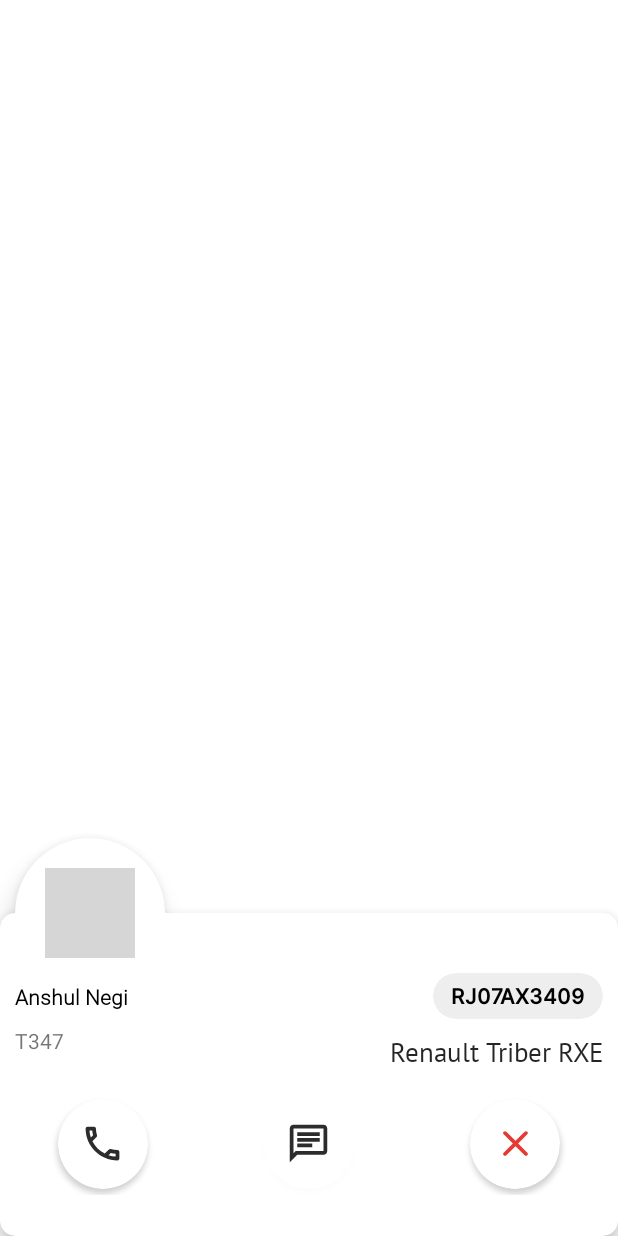
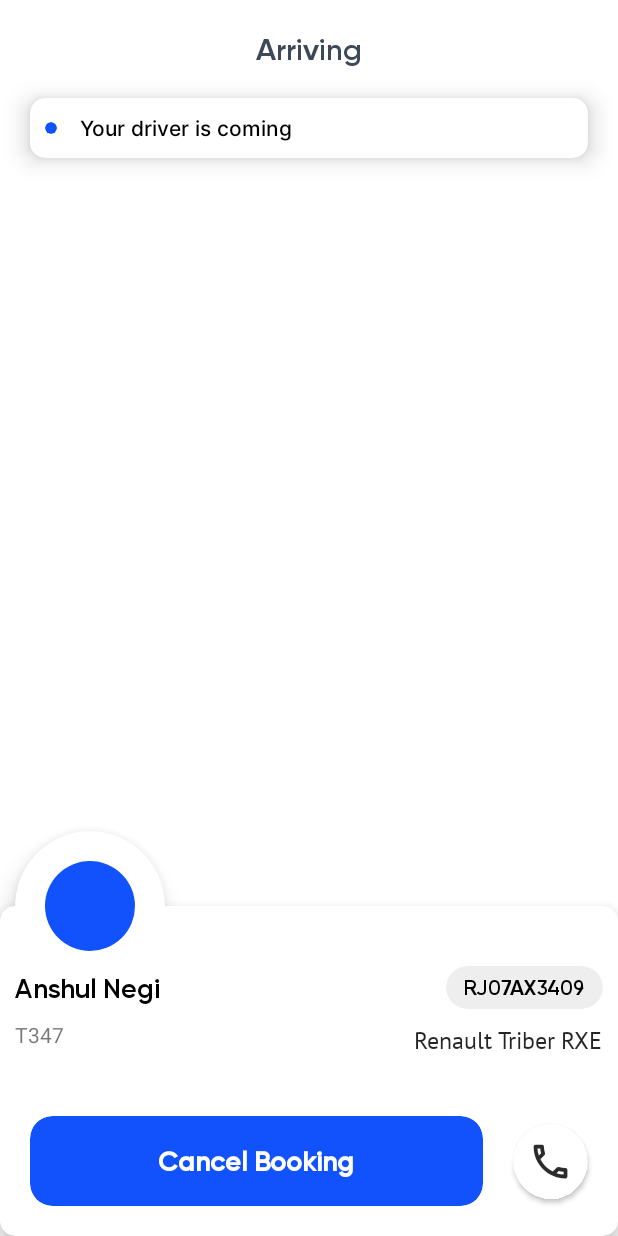
Before and after one commit to Anshul1310/CustomerTaxiApp, an Android app: the BookingStatus screen opened directly, with no data from a screen before it, on a phone screen of 412 x 824 dp. Run offline under Robolectric (Android 15) with nearby library versions, the phone set to English and light mode, and no system bars; our stand-ins replace CircleImageView, Firebase (no records; nobody signed in at launch, a user with empty details on screens opened directly); grey boxes are pictures that could not be loaded.

Commit message:
Todays Work Done

```diff
--- a/app/src/main/AndroidManifest.xml
+++ b/app/src/main/AndroidManifest.xml
@@ -9,7 +9,8 @@
         android:roundIcon="@drawable/applogo"
         android:supportsRtl="true"
         android:theme="@style/Theme.TaxiAppCustomer">
-        <activity android:name=".BookingStatus"></activity>
+        <activity android:name=".SelectCar"></activity>
+        <activity android:name=".BookingStatus" />
         <activity android:name=".FromTo" />
         <activity android:name=".OtpVerification" />
         <activity android:name=".ForgotPassword" />
--- /dev/null
+++ b/app/src/main/java/com/ebooker/taxiappcustomer/SelectCar.java
@@ -0,0 +1,14 @@
+package com.ebooker.taxiappcustomer;
+
+import androidx.appcompat.app.AppCompatActivity;
+
+import android.os.Bundle;
+
+public class SelectCar extends AppCompatActivity {
+
+    @Override
+    protected void onCreate(Bundle savedInstanceState) {
+        super.onCreate(savedInstanceState);
+        setContentView(R.layout.activity_select_car);
+    }
+}
--- a/app/src/main/res/layout/activity_booking_status.xml
+++ b/app/src/main/res/layout/activity_booking_status.xml
@@ -6,11 +6,68 @@
     android:layout_height="match_parent"
     tools:context=".BookingStatus">
 
+    <androidx.cardview.widget.CardView
+        android:layout_width="match_parent"
+        app:cardElevation="10dp"
+        android:layout_height="40dp"
+        android:layout_margin="20dp"
+        app:cardCornerRadius="10dp"
+        app:layout_constraintEnd_toEndOf="parent"
+        app:layout_constraintHorizontal_bias="0.5"
+        app:layout_constraintStart_toStartOf="parent"
+        app:layout_constraintTop_toBottomOf="@+id/textView16">
+
+        <androidx.constraintlayout.widget.ConstraintLayout
+            android:layout_width="match_parent"
+            android:layout_height="match_parent">
+
+            <androidx.cardview.widget.CardView
+                android:id="@+id/cardView2"
+                android:layout_marginLeft="10dp"
+                android:layout_width="8dp"
+                android:layout_height="8dp"
+                app:cardBackgroundColor="@color/blue_theme"
+                app:cardCornerRadius="100dp"
+                app:cardElevation="0dp"
+                app:cardMaxElevation="0dp"
+                app:layout_constraintBottom_toBottomOf="parent"
+                app:layout_constraintEnd_toStartOf="@+id/linearLayout4"
+                app:layout_constraintHorizontal_bias="0.5"
+                app:layout_constraintStart_toStartOf="parent"
+                app:layout_constraintTop_toTopOf="parent" />
+
+            <TextView
+                android:layout_width="wrap_content"
+                android:layout_height="wrap_content"
+                android:layout_marginLeft="15dp"
+                android:textColor="#000"
+                android:fontFamily="@font/inter"
+                android:text="Your driver is coming"
+                app:layout_constraintBottom_toBottomOf="parent"
+                app:layout_constraintStart_toEndOf="@+id/cardView2"
+                app:layout_constraintTop_toTopOf="parent" />
+        </androidx.constraintlayout.widget.ConstraintLayout>
+    </androidx.cardview.widget.CardView>
+
+    <TextView
+        android:id="@+id/textView16"
+        android:layout_width="wrap_content"
+        android:layout_height="wrap_content"
+        android:layout_marginTop="20dp"
+        android:fontFamily="@font/gilroy_semibold"
+        android:text="Arriving"
+        android:textColor="#3E4958"
+        android:textSize="20sp"
+        app:layout_constraintEnd_toEndOf="parent"
+        app:layout_constraintHorizontal_bias="0.5"
+        app:layout_constraintStart_toStartOf="parent"
+        app:layout_constraintTop_toTopOf="parent" />
+
     <de.hdodenhof.circleimageview.CircleImageView
         android:layout_width="60dp"
         android:layout_height="60dp"
         android:elevation="11dp"
-        android:src="@drawable/flag_comoros"
+        android:src="@color/blue_theme"
         app:layout_constraintBottom_toBottomOf="@+id/cardView11"
         app:layout_constraintEnd_toEndOf="@+id/cardView11"
         app:layout_constraintStart_toStartOf="@+id/cardView11"
@@ -42,7 +99,51 @@
 
         <androidx.constraintlayout.widget.ConstraintLayout
             android:layout_width="match_parent"
-            android:layout_height="match_parent">
+            android:layout_height="wrap_content">
+
+            <androidx.cardview.widget.CardView
+                android:id="@+id/cardView13"
+                android:layout_width="0dp"
+                android:layout_height="60dp"
+                android:layout_margin="20dp"
+                app:cardBackgroundColor="@color/blue_theme"
+                app:cardCornerRadius="15dp"
+                app:cardElevation="0dp"
+                app:layout_constraintBottom_toBottomOf="parent"
+                app:layout_constraintEnd_toStartOf="@+id/cardView12"
+                app:layout_constraintStart_toStartOf="parent">
+
+                <TextView
+                    android:id="@+id/textView29"
+                    android:layout_width="wrap_content"
+                    android:layout_height="wrap_content"
+                    android:layout_gravity="center"
+                    android:fontFamily="@font/gilroy_semibold"
+                    android:text="Cancel Booking"
+                    android:textColor="#fff"
+                    android:textSize="18sp"
+                    android:textStyle="bold" />
+            </androidx.cardview.widget.CardView>
+
+            <androidx.cardview.widget.CardView
+                android:id="@+id/cardView12"
+                android:layout_width="50dp"
+                android:layout_height="50dp"
+                android:layout_margin="20dp"
+                android:foregroundGravity="center"
+                app:cardCornerRadius="100dp"
+                app:layout_constraintBottom_toBottomOf="@+id/cardView13"
+                app:layout_constraintEnd_toEndOf="parent"
+                app:layout_constraintTop_toTopOf="@+id/cardView13">
+
+                <ImageView
+                    android:id="@+id/imageView10"
+                    android:layout_width="30dp"
+                    android:layout_height="30dp"
+                    android:layout_gravity="center"
+                    android:foregroundGravity="center"
+                    app:srcCompat="@drawable/vector_call" />
+            </androidx.cardview.widget.CardView>
 
             <androidx.cardview.widget.CardView
                 android:id="@+id/cardView9"
@@ -65,116 +166,22 @@
                     android:layout_marginTop="5dp"
                     android:layout_marginRight="12dp"
                     android:layout_marginBottom="5dp"
-                    android:fontFamily="@font/inter"
+                    android:fontFamily="@font/gilroy_semibold"
                     android:text="RJ07AX3409"
-                    android:textColor="#000"
-                    android:textStyle="bold" />
+                    android:textColor="#000" />
             </androidx.cardview.widget.CardView>
-
-            <LinearLayout
-                android:id="@+id/linearLayout6"
-                android:layout_width="match_parent"
-                android:layout_height="80dp"
-                android:layout_marginBottom="15dp"
-                android:orientation="horizontal"
-                android:weightSum="3"
-                app:layout_constraintBottom_toBottomOf="parent"
-                app:layout_constraintEnd_toEndOf="parent"
-                app:layout_constraintHorizontal_bias="0.5"
-                app:layout_constraintStart_toStartOf="parent">
-
-                <androidx.constraintlayout.widget.ConstraintLayout
-                    android:layout_width="match_parent"
-                    android:layout_height="wrap_content"
-                    android:layout_weight="1">
-
-                    <androidx.cardview.widget.CardView
-                        android:layout_width="60dp"
-                        android:layout_height="60dp"
-                        android:layout_margin="4dp"
-                        android:foregroundGravity="center"
-                        app:cardCornerRadius="100dp"
-                        app:layout_constraintBottom_toBottomOf="parent"
-                        app:layout_constraintEnd_toEndOf="parent"
-                        app:layout_constraintHorizontal_bias="0.5"
-                        app:layout_constraintStart_toStartOf="parent"
-                        app:layout_constraintTop_toTopOf="parent">
-
-                        <ImageView
-                            android:id="@+id/imageView10"
-                            android:layout_width="30dp"
-                            android:layout_height="30dp"
-                            android:layout_gravity="center"
-                            android:foregroundGravity="center"
-                            app:srcCompat="@drawable/vector_call" />
-                    </androidx.cardview.widget.CardView>
-                </androidx.constraintlayout.widget.ConstraintLayout>
-
-                <androidx.constraintlayout.widget.ConstraintLayout
-                    android:layout_width="match_parent"
-                    android:layout_height="wrap_content"
-                    android:layout_weight="1">
-
-                    <androidx.cardview.widget.CardView
-                        android:layout_width="60dp"
-                        android:layout_height="60dp"
-                        android:layout_margin="4dp"
-                        app:cardCornerRadius="100dp"
-                        app:layout_constraintBottom_toBottomOf="parent"
-                        app:layout_constraintEnd_toEndOf="parent"
-                        app:layout_constraintHorizontal_bias="0.5"
-                        app:layout_constraintStart_toStartOf="parent"
-                        app:layout_constraintTop_toTopOf="parent">
-
-                        <ImageView
-                            android:id="@+id/imageView11"
-                            android:layout_width="30dp"
-                            android:layout_height="30dp"
-                            android:layout_gravity="center"
-                            android:foregroundGravity="center"
-                            app:srcCompat="@drawable/vector_chat" />
-                    </androidx.cardview.widget.CardView>
-                </androidx.constraintlayout.widget.ConstraintLayout>
-
-                <androidx.constraintlayout.widget.ConstraintLayout
-                    android:layout_width="match_parent"
-                    android:layout_height="wrap_content"
-                    android:layout_weight="1">
-
-                    <androidx.cardview.widget.CardView
-                        android:layout_width="60dp"
-                        android:layout_height="60dp"
-                        android:layout_margin="4dp"
-                        app:cardCornerRadius="100dp"
-                        app:layout_constraintBottom_toBottomOf="parent"
-                        app:layout_constraintEnd_toEndOf="parent"
-                        app:layout_constraintHorizontal_bias="0.5"
-                        app:layout_constraintStart_toStartOf="parent"
-                        app:layout_constraintTop_toTopOf="parent">
-
-                        <ImageView
-                            android:id="@+id/imageView12"
-                            android:layout_width="25dp"
-                            android:layout_height="30dp"
-                            android:layout_gravity="center"
-                            android:foregroundGravity="center"
-                            android:scaleType="centerCrop"
-                            app:srcCompat="@drawable/vector_round_close" />
-                    </androidx.cardview.widget.CardView>
-                </androidx.constraintlayout.widget.ConstraintLayout>
-            </LinearLayout>
 
             <TextView
                 android:id="@+id/textView25"
                 android:layout_width="wrap_content"
                 android:layout_height="wrap_content"
                 android:layout_marginRight="10dp"
-                android:layout_marginBottom="15dp"
+                android:layout_marginBottom="40dp"
                 android:fontFamily="@font/ptsans"
                 android:text="Renault Triber RXE"
                 android:textColor="#DA000000"
-                android:textSize="18sp"
-                app:layout_constraintBottom_toTopOf="@+id/linearLayout6"
+                android:textSize="16sp"
+                app:layout_constraintBottom_toTopOf="@+id/cardView13"
                 app:layout_constraintEnd_toEndOf="parent" />
 
             <TextView
@@ -191,10 +198,10 @@
                 android:id="@+id/textView28"
                 android:layout_width="wrap_content"
                 android:layout_height="wrap_content"
-                android:fontFamily="@font/roboto"
+                android:fontFamily="@font/gilroy_semibold"
                 android:text="Anshul Negi"
                 android:textColor="#000"
-                android:textStyle="bold"
+                android:textSize="18sp"
                 app:layout_constraintBottom_toBottomOf="@+id/cardView9"
                 app:layout_constraintStart_toStartOf="@+id/textView27"
                 app:layout_constraintTop_toTopOf="@+id/cardView9" />
--- /dev/null
+++ b/app/src/main/res/layout/activity_select_car.xml
@@ -0,0 +1,9 @@
+<?xml version="1.0" encoding="utf-8"?>
+<androidx.constraintlayout.widget.ConstraintLayout xmlns:android="http://schemas.android.com/apk/res/android"
+    xmlns:app="http://schemas.android.com/apk/res-auto"
+    xmlns:tools="http://schemas.android.com/tools"
+    android:layout_width="match_parent"
+    android:layout_height="match_parent"
+    tools:context=".SelectCar">
+
+</androidx.constraintlayout.widget.ConstraintLayout>
```
